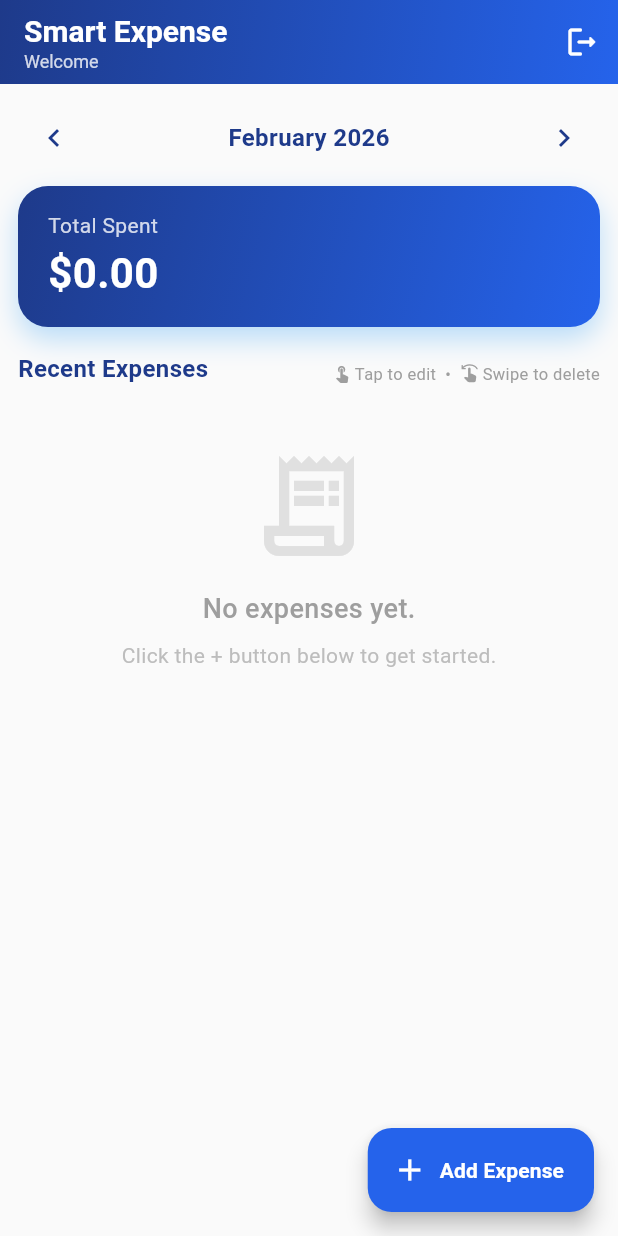
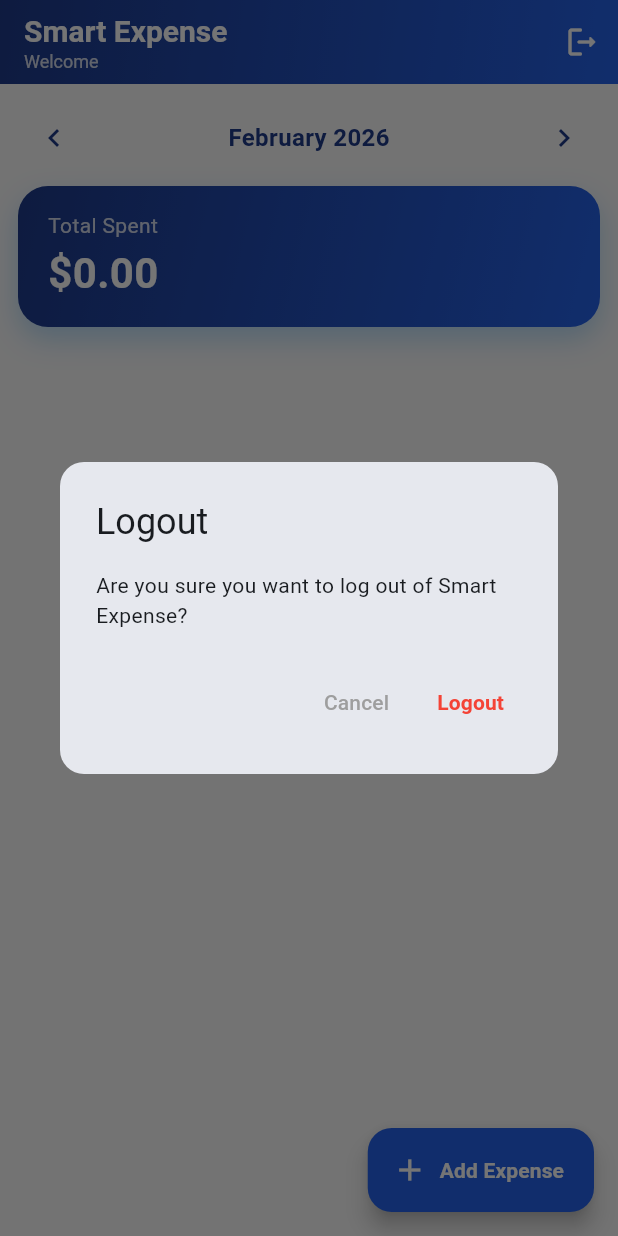
Before and after one commit to Amez-Khan/smart-expense-manager, a Flutter app: the screen it shows once a user with an empty profile is signed in, after a tap on the "logout" icon, on a phone screen of 412 x 824 dp. Run offline on Flutter 3.47's test engine with Material 3 defaults, Android fonts, the phone set to English and light mode, and no system bars; our stand-ins replace cloud_firestore, firebase_auth, firebase_core; accounts and stored records are empty.

Commit message:
ui: center empty state and hide interaction hints when list is empty

```diff
--- a/lib/features/auth/presentation/pages/dashboard_page.dart
+++ b/lib/features/auth/presentation/pages/dashboard_page.dart
@@ -90,7 +90,34 @@ class _DashboardPageState extends State<DashboardPage> {
             icon: const Icon(Icons.logout_rounded, color: Colors.white),
             tooltip: 'Logout',
             onPressed: () async {
+              // ARCHITECT FIX: Show a beautiful confirmation dialog before signing out
+              final bool? shouldLogout = await showDialog<bool>(
+                context: context,
+                builder: (BuildContext context) {
+                  return AlertDialog(
+                    title: const Text("Logout"),
+                    content: const Text("Are you sure you want to log out of Smart Expense?"),
+                    shape: RoundedRectangleBorder(borderRadius: BorderRadius.circular(16)),
+                    actions: [
+                      TextButton(
+                        // Returns 'false' so we do NOT log out
+                        onPressed: () => Navigator.of(context).pop(false),
+                        child: const Text("Cancel", style: TextStyle(color: Colors.grey)),
+                      ),
+                      TextButton(
+                        // Returns 'true' so we DO log out
+                        onPressed: () => Navigator.of(context).pop(true),
+                        child: const Text("Logout", style: TextStyle(color: Colors.red, fontWeight: FontWeight.bold)),
+                      ),
+                    ],
+                  );
+                },
+              );
+
+              // Only trigger Firebase SignOut if they actually clicked "Logout"
+              if (shouldLogout == true) {
                 await FirebaseAuth.instance.signOut();
+              }
             },
           ),
         ],
@@ -318,7 +345,8 @@ class _DashboardPageState extends State<DashboardPage> {
                   const SizedBox(height: 12), // Tighter gap
                 ],
 
-                // --- RECENT EXPENSES HEADER ---
+                // ARCHITECT FIX: Only show headers and hints if there is data to interact with
+                if (expenses.isNotEmpty) ...[
                   Row(
                     mainAxisAlignment: MainAxisAlignment.spaceBetween,
                     crossAxisAlignment: CrossAxisAlignment.end,
@@ -327,37 +355,43 @@ class _DashboardPageState extends State<DashboardPage> {
                         "Recent Expenses",
                         style: TextStyle(fontSize: 16, fontWeight: FontWeight.bold, color: Color(0xFF1E3A8A)),
                       ),
-
-                    // ARCHITECT FIX: Both icons side-by-side with their respective text!
                       Row(
                         children: [
                           Icon(Icons.touch_app, size: 13, color: Colors.grey[500]),
                           const SizedBox(width: 2),
                           Text("Tap to edit  •  ", style: TextStyle(fontSize: 11, color: Colors.grey[500])),
-
                           Icon(Icons.swipe_left, size: 13, color: Colors.grey[500]),
                           const SizedBox(width: 2),
                           Text("Swipe to delete", style: TextStyle(fontSize: 11, color: Colors.grey[500])),
                         ],
                       ),
-
                     ],
                   ),
-                const SizedBox(height: 8), // Tighter gap
+                  const SizedBox(height: 8),
+                ], // Tighter gap
                 // --- EXPENSE LIST ---
                 // ARCHITECT FIX: Removed 'Expanded' and added shrinkWrap so it works inside SingleChildScrollView
                 expenses.isEmpty
-                    ? Center(
+                    ? SizedBox(
+                  // ARCHITECT FIX: Dynamically fill the remaining vertical space
+                  height: MediaQuery.of(context).size.height * 0.4,
+                  child: Center(
                     child: Column(
                       mainAxisAlignment: MainAxisAlignment.center,
                       children: [
-                      const SizedBox(height: 32), // Extra padding since Expanded is gone
                         Icon(Icons.receipt_long_outlined, size: 80, color: Colors.grey[300]),
                         const SizedBox(height: 16),
-                      Text("No expenses yet.", style: TextStyle(fontSize: 18, color: Colors.grey[500], fontWeight: FontWeight.w500)),
+                        Text(
+                            "No expenses yet.",
+                            style: TextStyle(fontSize: 18, color: Colors.grey[500], fontWeight: FontWeight.w500)
+                        ),
                         const SizedBox(height: 8),
-                      Text("Click the + button below to get started.", style: TextStyle(color: Colors.grey[400])),
+                        Text(
+                            "Click the + button below to get started.",
+                            style: TextStyle(color: Colors.grey[400])
+                        ),
                       ],
+                    ),
                   ),
                 )
                     :ListView.builder(
```
Lines whose indentation alone changed are shown as unchanged.
